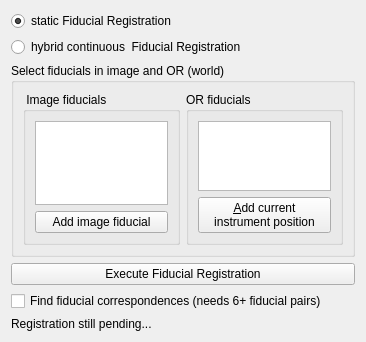
This is Modules/IGTUI/Qmitk/QmitkFiducialRegistrationWidget.ui in MITK/MITK as Qt 5 draws it before an edit. The edited form follows.
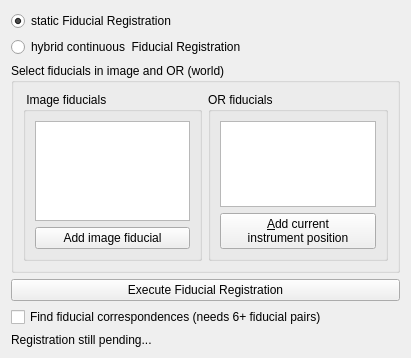
This is the edited form. Custom widgets are drawn as their Qt base class.

Commit message: Added different appearance modes

```diff
--- a/Modules/IGTUI/Qmitk/QmitkFiducialRegistrationWidget.ui
+++ b/Modules/IGTUI/Qmitk/QmitkFiducialRegistrationWidget.ui
@@ -6,15 +6,15 @@
    <rect>
     <x>0</x>
     <y>0</y>
-    <width>366</width>
-    <height>322</height>
+    <width>411</width>
+    <height>358</height>
    </rect>
   </property>
   <property name="windowTitle">
    <string>Form</string>
   </property>
-  <layout class="QVBoxLayout" name="verticalLayout">
-   <item>
+  <layout class="QGridLayout" name="gridLayout_4">
+   <item row="0" column="0">
     <widget class="QRadioButton" name="m_rbStaticRegistration">
      <property name="enabled">
       <bool>true</bool>
@@ -27,7 +27,7 @@
      </property>
     </widget>
    </item>
-   <item>
+   <item row="1" column="0">
     <widget class="QRadioButton" name="m_rbContinousRegistration">
      <property name="enabled">
       <bool>true</bool>
@@ -40,29 +40,29 @@
      </property>
     </widget>
    </item>
-   <item>
-    <widget class="QGroupBox" name="groupBox_2">
+   <item row="2" column="0">
+    <widget class="QGroupBox" name="registrationGroupBox">
      <property name="title">
       <string>Select fiducials in image and OR (world)</string>
      </property>
-     <layout class="QHBoxLayout" name="horizontalLayout">
-      <item>
-       <widget class="QGroupBox" name="groupBox_6">
+     <layout class="QGridLayout" name="gridLayout_3">
+      <item row="0" column="0">
+       <widget class="QGroupBox" name="sourceLandmarksGroupBox">
         <property name="title">
          <string> Image fiducials</string>
         </property>
-        <layout class="QVBoxLayout" name="verticalLayout_12">
-         <item>
+        <layout class="QGridLayout" name="gridLayout_2">
+         <item row="0" column="0">
           <widget class="QmitkPointListWidget" name="m_RegistrationImagePoints">
            <property name="sizePolicy">
             <sizepolicy hsizetype="Expanding" vsizetype="Expanding">
              <horstretch>0</horstretch>
-             <verstretch>4</verstretch>
+             <verstretch>0</verstretch>
             </sizepolicy>
            </property>
           </widget>
          </item>
-         <item>
+         <item row="1" column="0">
           <widget class="QPushButton" name="m_AddImageFiducialBtn">
            <property name="text">
             <string>Add image fiducial</string>
@@ -72,16 +72,16 @@
         </layout>
        </widget>
       </item>
-      <item>
-       <widget class="QGroupBox" name="groupBox_7">
+      <item row="0" column="1">
+       <widget class="QGroupBox" name="targetLandmarksGroupBox">
         <property name="title">
          <string>OR fiducials </string>
         </property>
-        <layout class="QVBoxLayout" name="verticalLayout_13">
-         <item>
+        <layout class="QGridLayout" name="gridLayout">
+         <item row="0" column="0">
           <widget class="QmitkPointListWidget" name="m_RegistrationTrackingPoints"/>
          </item>
-         <item>
+         <item row="1" column="0">
           <widget class="QPushButton" name="m_AddTrackingFiducialBtn">
            <property name="text">
             <string>&amp;Add current 
@@ -95,21 +95,21 @@
      </layout>
     </widget>
    </item>
-   <item>
+   <item row="3" column="0">
     <widget class="QPushButton" name="m_RegisterFiducialsBtn">
      <property name="text">
       <string>Execute Fiducial Registration</string>
      </property>
     </widget>
    </item>
-   <item>
+   <item row="4" column="0">
     <widget class="QCheckBox" name="m_UseICPRegistration">
      <property name="text">
       <string>Find fiducial correspondences (needs 6+ fiducial pairs)</string>
      </property>
     </widget>
    </item>
-   <item>
+   <item row="5" column="0">
     <widget class="QLabel" name="m_RegistrationQualityDisplay">
      <property name="text">
       <string>Registration still pending...</string>
```
The commit also changes 2 other files.
